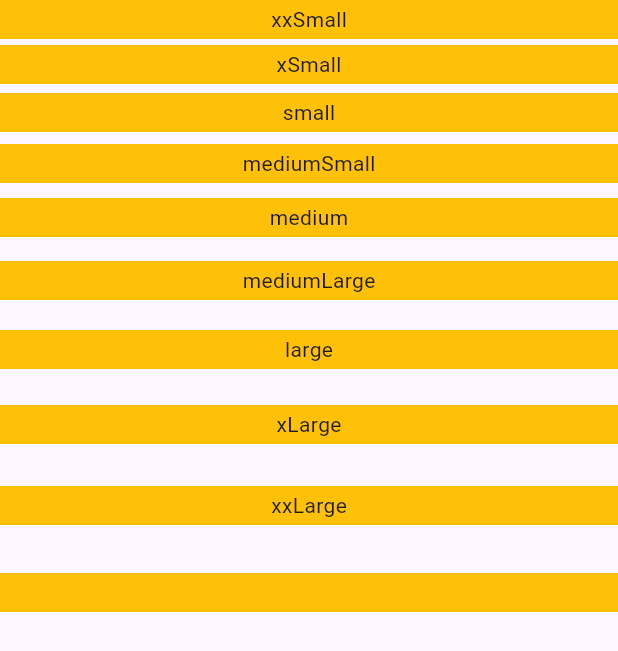
After one commit to MaxTenco/summit, a Flutter app: the screen it shows after launch, after a tap on "Gap", on a phone screen of 412 x 824 dp. The commit adds this screen. Shown: the top 651 px of the screen. Run offline on Flutter 3.47's test engine with Material 2 defaults, Android fonts, the phone set to English and light mode, and no system bars; missing offline and left inert: map_launcher.

Commit message:
Add gap class

```diff
--- /dev/null
+++ b/example/lib/screens/gap_screen.dart
@@ -0,0 +1,48 @@
+import 'package:flutter/material.dart';
+import 'package:summit/utilities/gap.dart';
+
+class GapScreen extends StatelessWidget {
+  const GapScreen({super.key});
+
+  Widget _separator(String value) {
+    return Container(
+      width: double.infinity,
+      height: 26,
+      color: Colors.amber,
+      child: Center(
+        child: Text(value),
+      ),
+    );
+  }
+
+  @override
+  Widget build(BuildContext context) {
+    return Scaffold(
+      body: SafeArea(
+        child: Column(
+          children: [
+            _separator('xxSmall'),
+            GapH.xxSmall,
+            _separator('xSmall'),
+            GapH.xSmall,
+            _separator('small'),
+            GapH.small,
+            _separator('mediumSmall'),
+            GapH.mediumSmall,
+            _separator('medium'),
+            GapH.medium,
+            _separator('mediumLarge'),
+            GapH.mediumLarge,
+            _separator('large'),
+            GapH.large,
+            _separator('xLarge'),
+            GapH.xLarge,
+            _separator('xxLarge'),
+            GapH.xxLarge,
+            _separator(''),
+          ],
+        ),
+      ),
+    );
+  }
+}
--- a/example/lib/screens/home_screen.dart
+++ b/example/lib/screens/home_screen.dart
@@ -1,3 +1,4 @@
+import 'package:exaple/screens/gap_screen.dart';
 import 'package:flutter/material.dart';
 import 'package:summit/summit.dart';
 
@@ -11,6 +12,21 @@ class HomeScreen extends StatelessWidget {
     );
   }
 
+  Widget _gap() {
+    return Builder(
+      builder: (context) {
+        return ElevatedButton(
+          onPressed: () => Navigator.of(context).push(
+            MaterialPageRoute(
+              builder: (context) => const GapScreen(),
+            ),
+          ),
+          child: const Text('Gap'),
+        );
+      },
+    );
+  }
+
   @override
   Widget build(BuildContext context) {
     return Scaffold(
@@ -18,13 +34,8 @@ class HomeScreen extends StatelessWidget {
         child: Column(
           mainAxisAlignment: MainAxisAlignment.center,
           children: [
+            _gap(),
             _openMaps(),
-            Center(
-              child: TextButton(
-                onPressed: () {},
-                child: const Text('Click me'),
-              ),
-            ),
             const CircleButton.back(),
             const SizedBox(
               height: 300,
--- a/example/pubspec.yaml
+++ b/example/pubspec.yaml
@@ -5,7 +5,7 @@ publish_to: 'none' # Remove this line if you wish to publish to pub.dev
 version: 1.0.0+1
 
 environment:
-  sdk: '>=2.18.6 <3.0.0'
+  sdk: '>=3.0.1 <4.0.0'
 
 # Dependencies specify other packages that your package needs in order to work.
 # To automatically upgrade your package dependencies to the latest versions
--- /dev/null
+++ b/lib/utilities/gap.dart
@@ -0,0 +1,25 @@
+import 'package:flutter/cupertino.dart';
+
+abstract class GapH {
+  static const xxSmall = SizedBox(height: 4);
+  static const xSmall = SizedBox(height: 6);
+  static const small = SizedBox(height: 8);
+  static const mediumSmall = SizedBox(height: 10);
+  static const medium = SizedBox(height: 16);
+  static const mediumLarge = SizedBox(height: 20);
+  static const large = SizedBox(height: 24);
+  static const xLarge = SizedBox(height: 28);
+  static const xxLarge = SizedBox(height: 32);
+}
+
+abstract class GapW {
+  static const xxSmall = SizedBox(width: 4);
+  static const xSmall = SizedBox(width: 6);
+  static const small = SizedBox(width: 8);
+  static const mediumSmall = SizedBox(width: 10);
+  static const medium = SizedBox(width: 16);
+  static const mediumLarge = SizedBox(width: 20);
+  static const large = SizedBox(width: 24);
+  static const xLarge = SizedBox(width: 28);
+  static const xxLarge = SizedBox(width: 32);
+}
--- a/lib/utilities/phone.dart
+++ b/lib/utilities/phone.dart
@@ -31,8 +31,18 @@ abstract class SummitPhone {
     }
   }
 
-  static Future<void> openWebSite(String url) async {
-    final Uri toLaunch = Uri(scheme: 'https', host: url);
+  Future<void> _openWebSite(String url) async {
+    final parts = url.split('://');
+    final scheme = parts[0];
+
+    final splitted = parts[1].split('/');
+    final host = splitted[0];
+
+    splitted.removeAt(0);
+    final path = splitted.join('/');
+
+    final toLaunch = Uri(scheme: scheme, host: host, path: path);
+
     if (!await launchUrl(
       toLaunch,
       mode: LaunchMode.externalApplication,
--- a/pubspec.yaml
+++ b/pubspec.yaml
@@ -1,10 +1,10 @@
 name: summit
 description: A new Flutter package project.
-version: 0.0.2
+version: 0.0.3
 #homepage:
 
 environment:
-  sdk: '>=2.18.6 <3.0.0'
+  sdk: '>=3.0.1 <4.0.0'
   flutter: ">=1.17.0"
 
 dependencies:
```
Also changed, not shown: example/pubspec.lock, lib/typedefs.dart (deleted), 1 other file.
